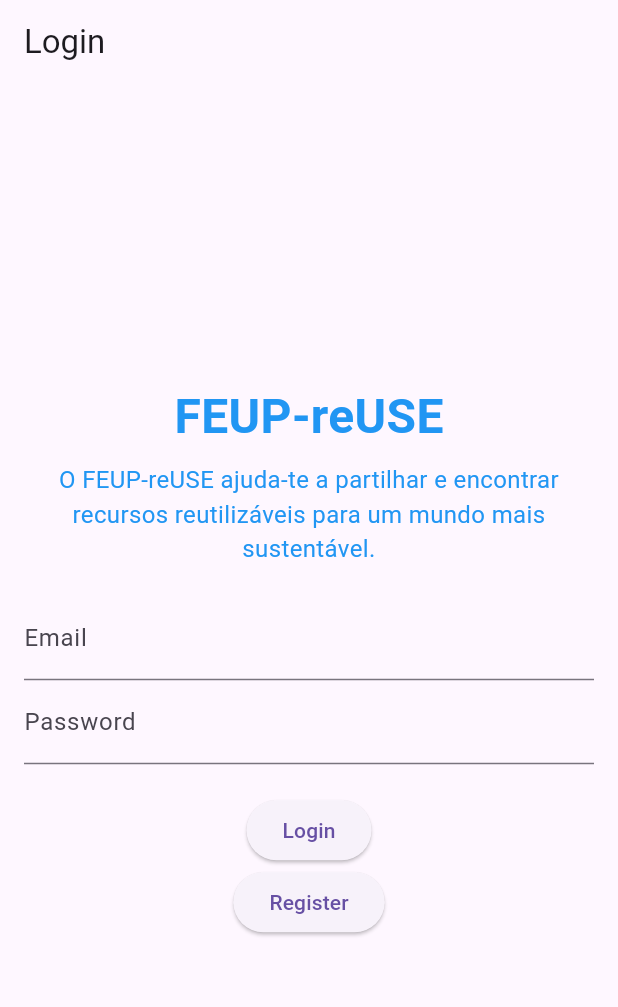
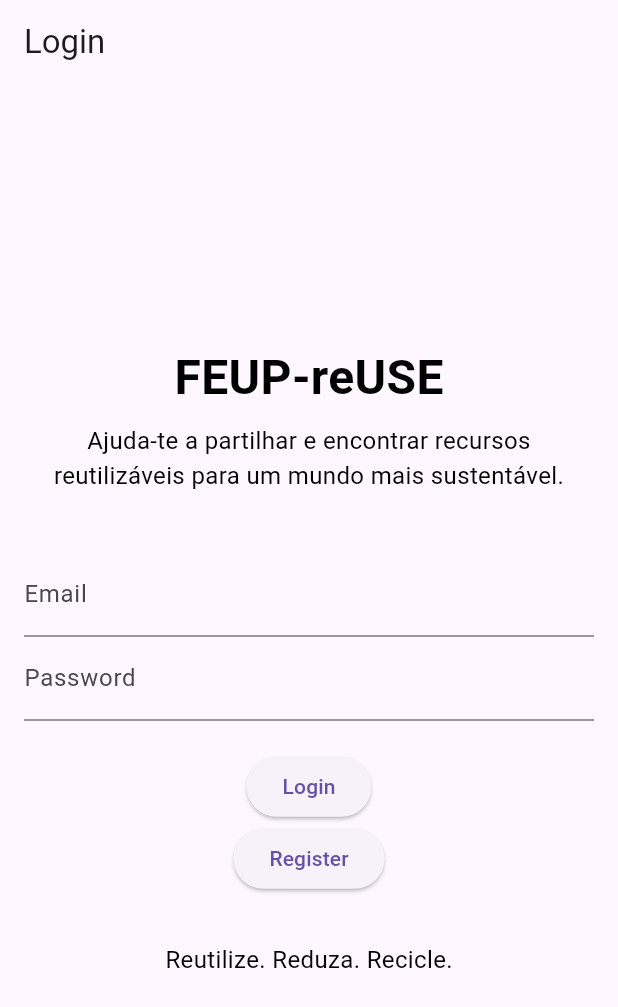
Before and after one commit to leonardomagalhaes21/feup-ESOF, a Flutter app: the screen it shows after launch, on a phone screen of 412 x 824 dp. Shown: the top 1007 px of the screen. Run offline on Flutter 3.47's test engine with Material 3 defaults, Android fonts, the phone set to English and light mode, and no system bars; our stand-ins replace cloud_firestore, firebase_auth, firebase_core, flutter_rating_bar, image_picker; accounts and stored records are empty; Roboto replaces fonts that are missing (Poppins).

Commit message:
login page improved

```diff
--- a/app_code/lib/login_screen.dart
+++ b/app_code/lib/login_screen.dart
@@ -46,21 +46,22 @@ class LoginScreen extends StatelessWidget {
                       fontFamily: 'Poppins',
                       fontSize: 32.0,
                       fontWeight: FontWeight.bold,
-                      color: Colors.blue,
+                      color: Colors.black, // Título em preto
                     ),
                   ),
                   const SizedBox(height: 8.0),
                   Text(
-                    'O FEUP-reUSE ajuda-te a partilhar e encontrar recursos reutilizáveis para um mundo mais sustentável.',
+                    'Ajuda-te a partilhar e encontrar recursos reutilizáveis para um mundo mais sustentável.',
                     style: TextStyle(
                       fontSize: 16.0,
-                      color: Colors.blue,
+                      color: Colors.black, // Descrição em preto
                     ),
                     textAlign: TextAlign.center,
                   ),
                 ],
               ),
             ),
+            const SizedBox(height: 20),
             TextField(
               controller: _emailController,
               decoration: const InputDecoration(labelText: 'Email'),
@@ -84,6 +85,47 @@ class LoginScreen extends StatelessWidget {
               },
               child: const Text('Register'),
             ),
+            const SizedBox(height: 32.0), // Aumentando o espaço abaixo dos botões
+            Row(
+              mainAxisAlignment: MainAxisAlignment.center,
+              children: [
+                Text(
+                  'Reutilize',
+                  style: TextStyle(
+                    fontSize: 16.0,
+                    color: Colors.black, // Rs em preto
+                  ),
+                ),
+                Text(
+                  '.',
+                  style: TextStyle(
+                    fontSize: 16.0,
+                    color: Colors.black, // Rs em preto
+                  ),
+                ),
+                Text(
+                  ' Reduza',
+                  style: TextStyle(
+                    fontSize: 16.0,
+                    color: Colors.black, // Rs em preto
+                  ),
+                ),
+                Text(
+                  '.',
+                  style: TextStyle(
+                    fontSize: 16.0,
+                    color: Colors.black, // Rs em preto
+                  ),
+                ),
+                Text(
+                  ' Recicle.',
+                  style: TextStyle(
+                    fontSize: 16.0,
+                    color: Colors.black, // Rs em preto
+                  ),
+                ),
+              ],
+            ),
           ],
         ),
       ),
```
